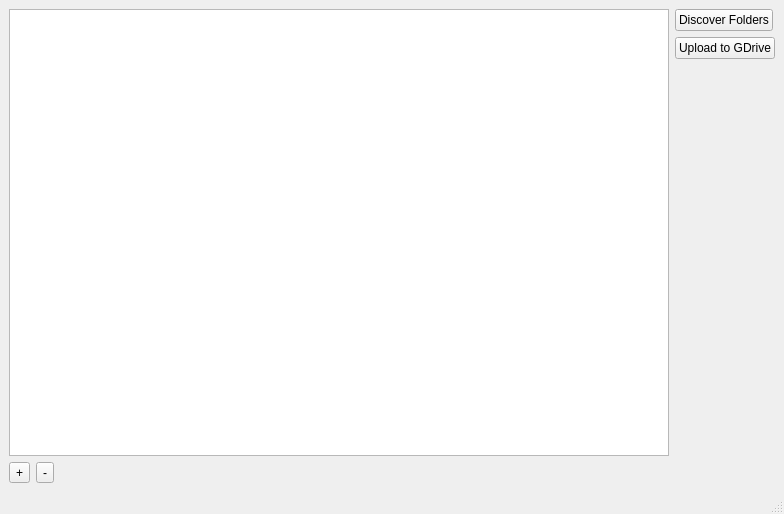
This is frontend/application.ui in ZRupp/gdrive-save-backup as Qt 5 draws it before an edit. The edited form follows.
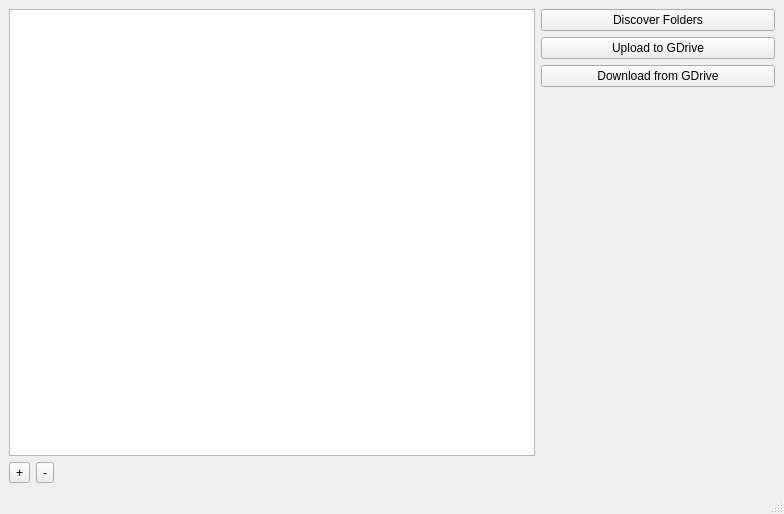
This is the edited form. Icons and pictures are not drawn.

Commit message: Add download button.

```diff
--- a/frontend/application.ui
+++ b/frontend/application.ui
@@ -22,13 +22,6 @@
                       column="4">
                     <widget class="QPushButton"
                             name="discover_button">
-                        <property name="sizePolicy">
-                            <sizepolicy hsizetype="Fixed"
-                                        vsizetype="Fixed">
-                                <horstretch>0</horstretch>
-                                <verstretch>0</verstretch>
-                            </sizepolicy>
-                        </property>
                         <property name="text">
                             <string>Discover Folders</string>
                         </property>
@@ -40,6 +33,15 @@
                             name="upload_button">
                         <property name="text">
                             <string>Upload to GDrive</string>
+                        </property>
+                    </widget>
+                </item>
+                <item row="2"
+                      column="4">
+                    <widget class="QPushButton"
+                            name="download_button">
+                        <property name="text">
+                            <string>Download from GDrive</string>
                         </property>
                     </widget>
                 </item>
```
